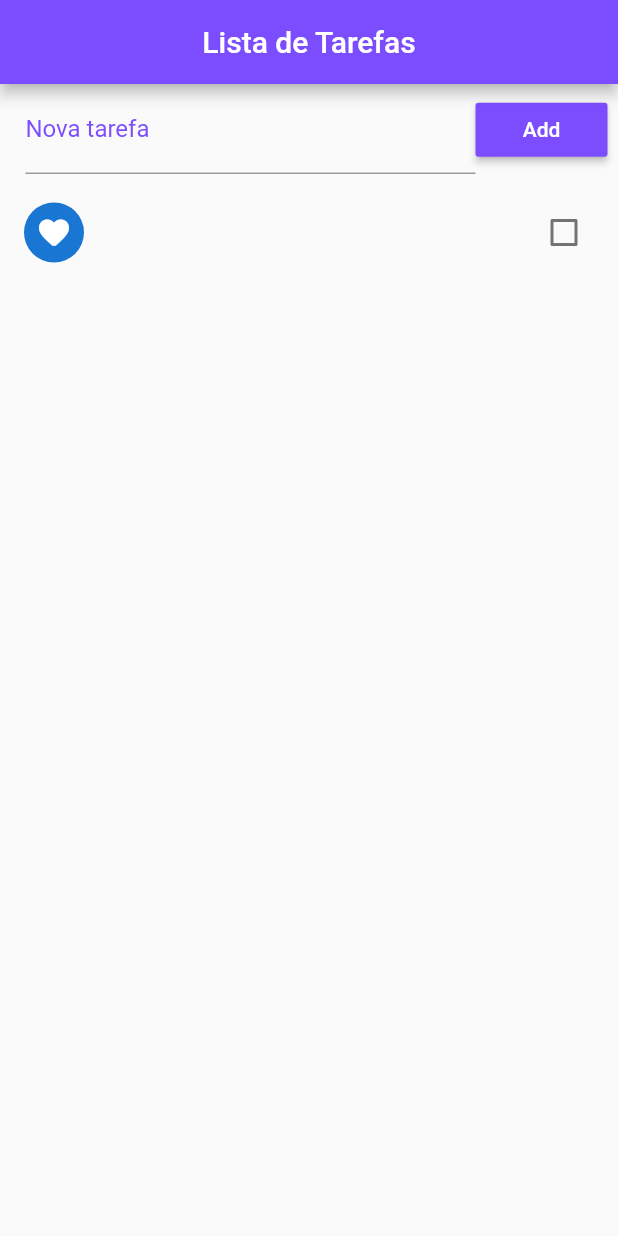
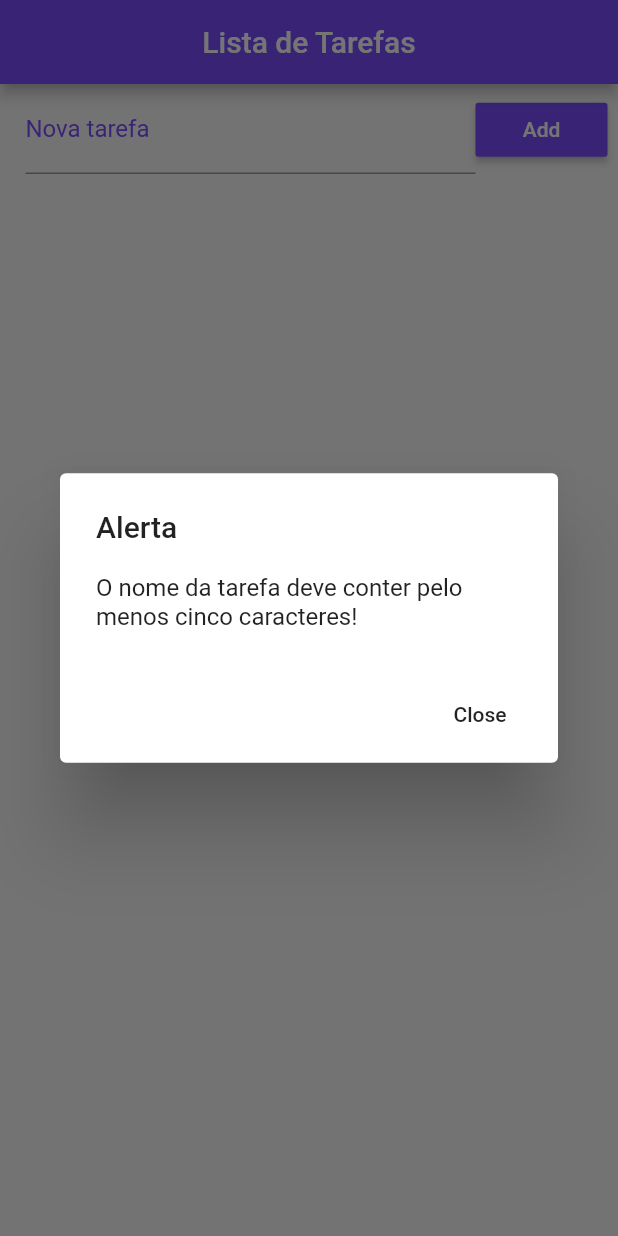
Before and after one commit to Fillipe626/lista_de_tarefas, a Flutter app: the screen it shows after launch, after a tap on "Add", on a phone screen of 412 x 824 dp. Run offline on Flutter 3.47's test engine with Material 2 defaults, Android fonts, the phone set to English and light mode, and no system bars.

Commit message:
Adicionada uma validação para impedir tarefas em branco

```diff
--- a/lib/main.dart
+++ b/lib/main.dart
@@ -5,12 +5,9 @@ import 'package:flutter/cupertino.dart';
 import 'package:flutter/material.dart';
 import 'package:path_provider/path_provider.dart';
 
-
-void main(){
-  runApp (MaterialApp(
+void main() {
+  runApp(MaterialApp(
     home: Home(),
-
-
   ));
 }
 
@@ -20,32 +17,81 @@ class Home extends StatefulWidget {
 }
 
 class _HomeState extends State<Home> {
-
   final _toDoController = TextEditingController();
 
   List _toDoList = [];
   Map<String, dynamic> _lastRemoved;
   int _lastRemovedPos;
 
-
   @override // Over da classe initistate para que o app pegue os dados do arquivo json ao inicializar
-  void initState(){
+  void initState() {
     super.initState();
 
     _readData().then((data) {
-      _toDoList = json.decode(data);//Decode do json para ser exibido os dados em tela
+      _toDoList =
+          json.decode(data); //Decode do json para ser exibido os dados em tela
     });
   }
 
-  void _addToDo () {
-   setState(() {//atualiza estado da tela
+  void _showDialog() {
+    showDialog(
+        context: context,
+        builder: (BuildContext context) {
+          return AlertDialog(
+            title: Text("Alerta"),
+            content: Text(
+                "O nome da tarefa deve conter pelo menos cinco caracteres!"),
+            actions: <Widget>[
+              FlatButton(
+                child: Text("Close"),
+                onPressed: () {
+                  Navigator.of(context).pop();
+                },
+              )
+            ],
+          );
+        });
+  }
+
+  void _addToDo() {
+    setState(() {
+      //atualiza estado da tela
       Map<String, dynamic> newToDo = Map();
       newToDo["tittle"] = _toDoController.text;
-     _toDoController.text ="";
-     newToDo["ok"] = false; //tarefa é adicionada como não checada //Todos precisam ter o "ok" escrito da mesma forma
+      _toDoController.text = "";
+      newToDo["ok"] =
+          false; //tarefa é adicionada como não checada //Todos precisam ter o "ok" escrito da mesma forma
+      if (newToDo["tittle"].length > 5 && newToDo["tittle"].isNotEmpty) {
+        //valida
         _toDoList.add(newToDo);
-     _saveData();//adiciona nova tarefa
+        _saveData();
+      } else {
+        _showDialog();
+      } //adiciona nova tarefa
     });
+  }
+
+
+
+  Future<Null> _refresh() async {
+    //função que ordena a lista de tarefas
+    await Future.delayed(Duration(seconds: 1));
+
+    setState(() {
+      _toDoList.sort((a, b) {
+        //lista
+        if (a["ok"] && !b["ok"])
+          return 1;
+        else if (!a["ok"] && b["ok"])
+          return -1;
+        else
+          return 0;
+      });
+
+      _saveData();
+    });
+
+    return null;
   }
 
   @override
@@ -62,13 +108,14 @@ class _HomeState extends State<Home> {
               padding: EdgeInsets.fromLTRB(17.0, 1.0, 7.0, 1.0),
               child: Row(
                 children: <Widget>[
-               Expanded( // expande o textfild e espreme o botão
+                  Expanded(
+                    // expande o textfild e espreme o botão
                     child: TextField(
                       controller: _toDoController,
                       decoration: InputDecoration(
                           labelText: "Nova tarefa",
-                       labelStyle: TextStyle (color: Colors.deepPurpleAccent)
-                   ),
+                          labelStyle:
+                              TextStyle(color: Colors.deepPurpleAccent)),
                     ),
                   ),
                   RaisedButton(
@@ -78,44 +125,56 @@ class _HomeState extends State<Home> {
                     onPressed: _addToDo,
                   )
                 ],
-            )
-          ),
+              )),
           Expanded(
+            child: RefreshIndicator(
+              onRefresh: _refresh,
               child: ListView.builder(
                   padding: EdgeInsets.only(top: 10.0),
-                  itemCount: _toDoList.length,//pega o tamanho da lista da variavel
+                  itemCount: _toDoList.length,
+                  //pega o tamanho da lista da variavel
                   itemBuilder: buildItem),
+            ),
           )
         ],
       ),
     );
   }
 
-  Widget buildItem (context, index){ //É reponsável por criar cada item da lista
+  Widget buildItem(context, index) {
+    //É reponsável por criar cada item da lista
     return Dismissible(
-          key: Key(DateTime.now().millisecondsSinceEpoch.toString()),//Pega o tempo e transforma em chave para que o sitema saiba qual linha é excluída(não é a forma ideal)
+      key: Key(DateTime.now().millisecondsSinceEpoch.toString()),
+      //Pega o tempo e transforma em chave para que o sitema saiba qual linha é excluída(não é a forma ideal)
       background: Container(
         color: Colors.red,
         child: Align(
           alignment: Alignment(-0.9, 0.0),
-              child: Icon(Icons.delete, color: Colors.white,),
+          child: Icon(
+            Icons.delete,
+            color: Colors.white,
+          ),
         ),
       ),
       direction: DismissDirection.startToEnd,
       child: CheckboxListTile(
         title: Text(_toDoList[index]["tittle"]),
-            value: _toDoList[index]["ok"], //Todos precisam ter o "ok" escrito da mesma forma
+        value: _toDoList[index]["ok"],
+        //Todos precisam ter o "ok" escrito da mesma forma
         secondary: CircleAvatar(
-              child: Icon(_toDoList[index]["ok"] ? //Todos precisam ter o "ok" escrito da mesma forma
-              Icons.check_circle_rounded : Icons.favorite_rounded), ),
-            onChanged: (c){
+          child: Icon(_toDoList[index]["ok"]
+              ? //Todos precisam ter o "ok" escrito da mesma forma
+              Icons.check_circle_rounded
+              : Icons.favorite_rounded),
+        ),
+        onChanged: (c) {
           setState(() {
             _toDoList[index]["ok"] = c;
             _saveData();
           });
         },
       ),
-          onDismissed: (direction){
+      onDismissed: (direction) {
         setState(() {
           //função que remove o item da lista
           _lastRemoved = Map.from(_toDoList[index]);
@@ -123,42 +182,45 @@ class _HomeState extends State<Home> {
           _toDoList.removeAt(index);
           _saveData();
 
-              final snack = SnackBar( //barrinha embaixo que desfaz a ação
+          final snack = SnackBar(
+            //barrinha embaixo que desfaz a ação
             content: Text("Tarefa \"${_lastRemoved["tittle"]}\" removida!"),
-                action: SnackBarAction (label: "Desfazer",
-                  onPressed: (){
+            action: SnackBarAction(
+              label: "Desfazer",
+              onPressed: () {
                 setState(() {
                   _toDoList.insert(_lastRemovedPos, _lastRemoved);
                   _saveData();
                 });
-                  },),
-                duration: Duration(seconds: 3),//Quanto tempo a barra será exibida
+              },
+            ),
+            duration: Duration(seconds: 3), //Quanto tempo a barra será exibida
           );
-              Scaffold.of(context).showSnackBar(snack);//Mostra a snackbar
+          Scaffold.of(context).showSnackBar(snack); //Mostra a snackbar
         });
       },
     );
   }
 
-
-
-  Future<File> _getFile() async{
+  Future<File> _getFile() async {
     final directory = await getApplicationDocumentsDirectory();
     return File("${directory.path}/data.json");
   }
 
-  Future<File> _saveData () async { //armazena os dados no arquivo
+  Future<File> _saveData() async {
+    //armazena os dados no arquivo
     String data = json.encode(_toDoList);
     final file = await _getFile();
     return file.writeAsString(data);
   }
 
-  Future<String> _readData() async { //armazena os dados no arquivo
+  Future<String> _readData() async {
+    //armazena os dados no arquivo
     try {
       final file = await _getFile();
 
       return file.readAsString();
-    }catch (e){
+    } catch (e) {
       return null;
     }
   }
```
Lines whose indentation alone changed are shown as unchanged.
